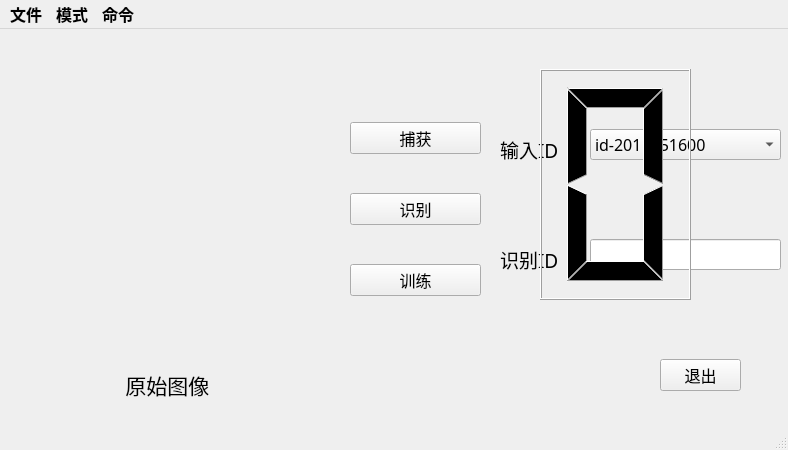
This is imageIden/imageIden.ui in lcdsdream/my-gradution-project as Qt 5 draws it before an edit. The edited form follows.
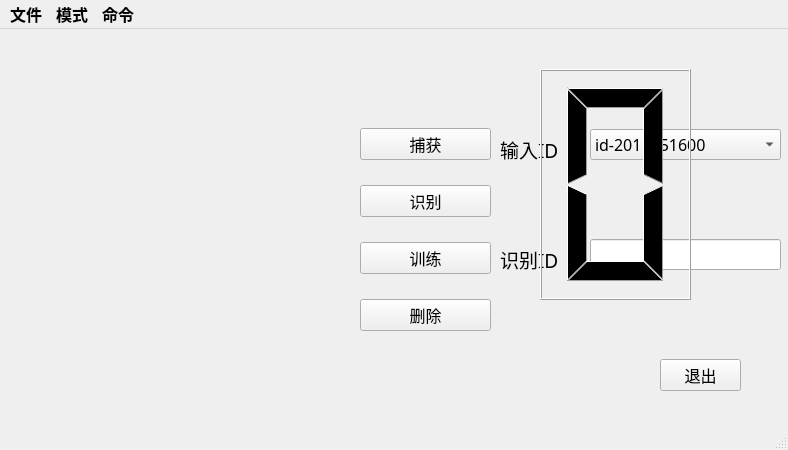
This is the edited form.

What changed in the file:
```diff
--- a/imageIden/imageIden.ui
+++ b/imageIden/imageIden.ui
@@ -53,10 +53,10 @@
    <widget class="QLabel" name="labelPicture">
     <property name="geometry">
      <rect>
-      <x>20</x>
-      <y>40</y>
-      <width>300</width>
-      <height>300</height>
+      <x>40</x>
+      <y>30</y>
+      <width>250</width>
+      <height>330</height>
      </rect>
     </property>
     <property name="font">
@@ -73,8 +73,8 @@
    <widget class="QWidget" name="verticalLayoutWidget">
     <property name="geometry">
      <rect>
-      <x>350</x>
-      <y>60</y>
+      <x>360</x>
+      <y>80</y>
       <width>131</width>
       <height>241</height>
      </rect>
@@ -129,6 +129,20 @@
        </property>
       </widget>
      </item>
+     <item>
+      <widget class="QPushButton" name="buttonDelete">
+       <property name="font">
+        <font>
+         <family>WenQuanYi Micro Hei</family>
+         <weight>50</weight>
+         <bold>false</bold>
+        </font>
+       </property>
+       <property name="text">
+        <string>删除</string>
+       </property>
+      </widget>
+     </item>
     </layout>
    </widget>
    <widget class="QLabel" name="labelInputID">
@@ -272,27 +286,6 @@
      <number>1</number>
     </property>
    </widget>
-   <widget class="QLabel" name="labelOriginalImage">
-    <property name="geometry">
-     <rect>
-      <x>120</x>
-      <y>340</y>
-      <width>111</width>
-      <height>31</height>
-     </rect>
-    </property>
-    <property name="font">
-     <font>
-      <family>WenQuanYi Micro Hei</family>
-      <pointsize>16</pointsize>
-      <weight>50</weight>
-      <bold>false</bold>
-     </font>
-    </property>
-    <property name="text">
-     <string> 原始图像</string>
-    </property>
-   </widget>
   </widget>
   <widget class="QStatusBar" name="statusbar"/>
   <widget class="QMenuBar" name="menubar">
```
Left out of the diff: 2 changed lines with no effect on the pictures.
